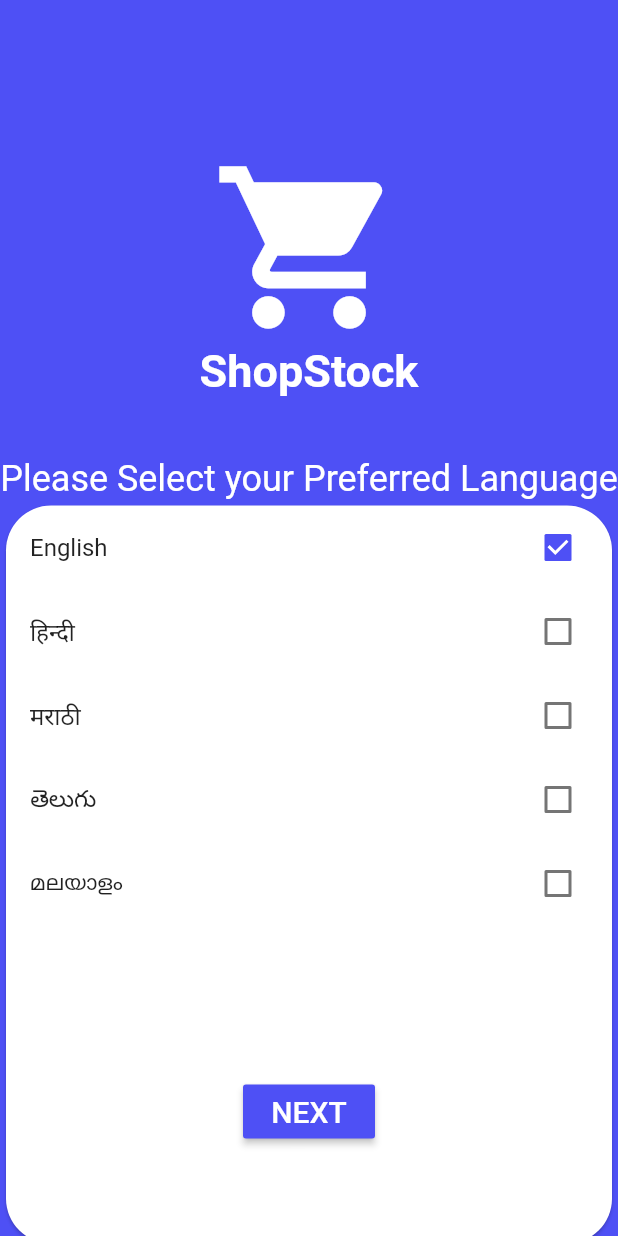
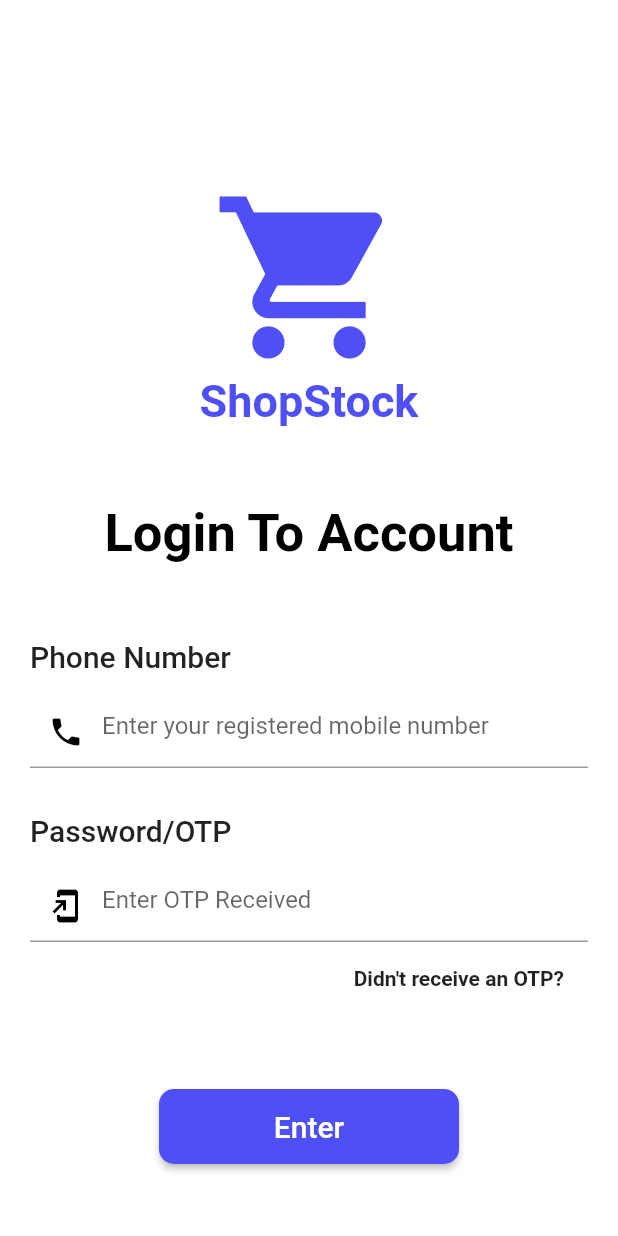
Before and after one commit to pepop99/ShopStock, a Flutter app: the screen it shows after launch, on a phone screen of 412 x 824 dp. Run offline on Flutter 3.47's test engine with Material 2 defaults, Android fonts, the phone set to English and light mode, and no system bars.

Commit message:
login-page added

```diff
--- /dev/null
+++ b/shopstock/lib/login.dart
@@ -0,0 +1,180 @@
+import 'package:flutter/material.dart';
+
+class loginPage extends StatelessWidget {
+  Widget _buildNumber() {
+    return Column(
+      crossAxisAlignment: CrossAxisAlignment.start,
+      children: <Widget>[
+        Text(
+          "Phone Number",
+          style: TextStyle(fontSize: 20, fontWeight: FontWeight.w500),
+        ),
+        SizedBox(
+          height: 15,
+        ),
+        Container(
+          child: TextField(
+            keyboardType: TextInputType.phone,
+            style: TextStyle(color: Colors.black),
+            decoration: InputDecoration(
+                contentPadding: EdgeInsets.only(top: 10),
+                prefixIcon: Icon(
+                  Icons.phone,
+                  color: Colors.black,
+                ),
+                hintText: 'Enter your registered mobile number'),
+          ),
+        ),
+      ],
+    );
+  }
+
+  Widget _buildOTP() {
+    return Column(
+      crossAxisAlignment: CrossAxisAlignment.start,
+      children: <Widget>[
+        Text(
+          "Password/OTP",
+          style: TextStyle(fontSize: 20, fontWeight: FontWeight.w500),
+        ),
+        SizedBox(
+          height: 15,
+        ),
+        Container(
+          alignment: Alignment.centerLeft,
+          child: TextField(
+            obscureText: true,
+            keyboardType: TextInputType.phone,
+            style: TextStyle(color: Colors.black),
+            decoration: InputDecoration(
+                contentPadding: EdgeInsets.only(top: 10),
+                prefixIcon: Icon(
+                  Icons.add_to_home_screen,
+                  color: Colors.black,
+                ),
+                hintText: 'Enter OTP Received'),
+          ),
+        ),
+      ],
+    );
+  }
+
+  Widget _OTPnotReceived() {
+    return Container(
+      alignment: Alignment.centerRight,
+      child: FlatButton(
+        onPressed: () => print('OTP not received'),
+        child: Text(
+          "Didn\'t receive an OTP?",
+          style: TextStyle(fontWeight: FontWeight.bold),
+        ),
+      ),
+    );
+  }
+
+  Widget _orSignUp(context) {
+    return GestureDetector(
+      onTap: () => print('Sign Up pressed'),
+      child: Container(
+        height: 50,
+        width: 200,
+        child: RaisedButton(
+          onPressed: () {},
+          shape: RoundedRectangleBorder(
+            borderRadius: BorderRadius.circular(10),
+          ),
+          color: Theme.of(context).primaryColor,
+          child: Text(
+            'Sign Up',
+            style: TextStyle(
+                color: Colors.white, fontSize: 20,),
+          ),
+        ),
+      ),
+    );
+  }
+
+  @override
+  Widget build(BuildContext context) {
+    return Container(
+      padding: EdgeInsets.all(20),
+      height: double.infinity,
+      color: Colors.white,
+      child: SingleChildScrollView(
+        child: Column(
+          children: <Widget>[
+            Container(
+              padding: EdgeInsets.only(top: 100),
+              child: Center(
+                child: Icon(
+                  Icons.shopping_cart,
+                  color: Theme.of(context).primaryColor,
+                  size: 130,
+                ),
+              ),
+            ),
+            Text(
+              "ShopStock",
+              style: TextStyle(
+                  color: Theme.of(context).primaryColor,
+                  fontSize: 30,
+                  fontWeight: FontWeight.bold),
+            ),
+            SizedBox(height: 50),
+            Text(
+              "Login To Account",
+              style: TextStyle(
+                color: Colors.black,
+                fontSize: 35,
+                fontWeight: FontWeight.bold,
+              ),
+              textAlign: TextAlign.center,
+            ),
+            SizedBox(
+              height: 50,
+            ),
+            _buildNumber(),
+            SizedBox(
+              height: 30,
+            ),
+            _buildOTP(),
+            _OTPnotReceived(),
+            SizedBox(
+              height: 50,
+            ),
+            Container(
+              height: 50,
+              width: 200,
+              child: RaisedButton(
+                shape: RoundedRectangleBorder(
+                    borderRadius: BorderRadius.circular(10)),
+                child: Text(
+                  "Enter",
+                  style: TextStyle(color: Colors.white, fontSize: 20),
+                ),
+                onPressed: () {},
+                color: Theme.of(context).primaryColor,
+              ),
+            ),
+            SizedBox(
+              height: 50,
+            ),
+            Column(
+              children: <Widget>[
+                Text(
+                  "--OR--",
+                  style: TextStyle(
+                      color: Colors.black, fontWeight: FontWeight.bold),
+                ),
+                SizedBox(
+                  height: 45,
+                ),
+                _orSignUp(context),
+              ],
+            ),
+          ],
+        ),
+      ),
+    );
+  }
+}
--- a/shopstock/lib/main.dart
+++ b/shopstock/lib/main.dart
@@ -1,4 +1,5 @@
 import 'package:flutter/material.dart';
+import 'package:shopstock/login.dart';
 import 'package:shopstock/signin.dart';
 
 void main() => runApp(MyApp());
@@ -14,7 +15,8 @@ class MyApp extends StatelessWidget {
         primaryColor: Color.fromRGBO(78, 80, 245, 1),
         accentColor: Color.fromRGBO(78, 80, 245, 1),
       ),
-      home: Scaffold(body: signIn()),
-      );
+      //home: Scaffold(body: signIn()),
+      home: Scaffold(body: loginPage()),
+    );
   }
 }
--- a/shopstock/lib/signin.dart
+++ b/shopstock/lib/signin.dart
@@ -53,6 +53,7 @@ class _signInState extends State<signIn> {
               style: TextStyle(
                 color: Colors.white,
                 fontSize: 24,
+                fontWeight: FontWeight.w500,
               ),
               textAlign: TextAlign.center,
             ),
```
